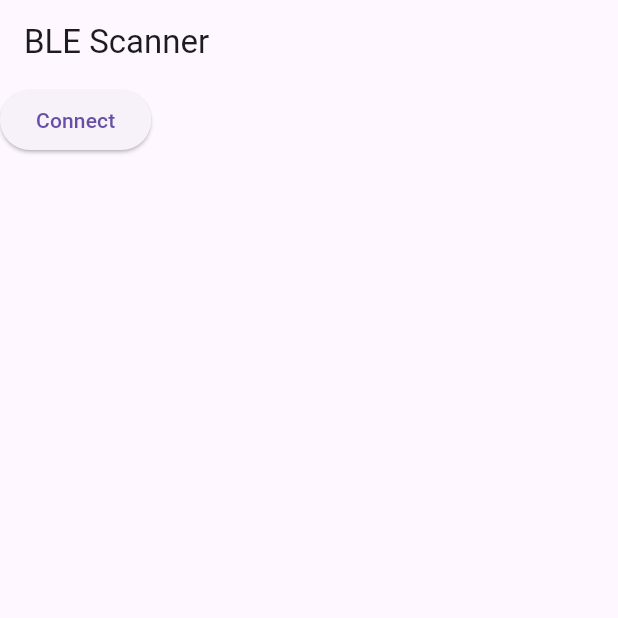
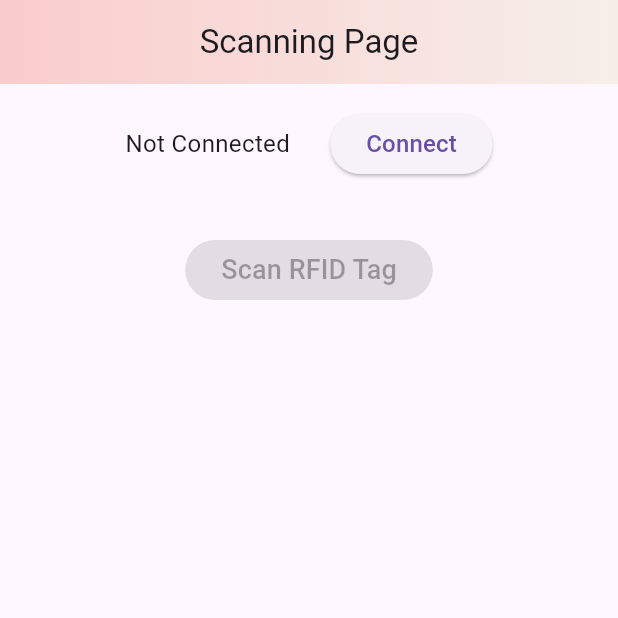
Before and after one commit to azeemmotiwala/EDL-app, a Flutter app: the BleScanner screen opened directly, on a phone screen of 412 x 824 dp, the top half of it. Run offline on Flutter 3.47's test engine with Material 3 defaults, Android fonts, the phone set to English and light mode, and no system bars; our stand-ins replace flutter_blue_plus.

Commit message:
successfully done scanning

```diff
--- a/lib/bluetooth.dart
+++ b/lib/bluetooth.dart
@@ -6,12 +6,84 @@ import 'dart:convert';
 
 import 'package:flutter/material.dart';
 import 'package:flutter_blue_plus/flutter_blue_plus.dart';
+import 'package:http/http.dart';
+
+final GlobalKey<ScaffoldMessengerState> scaffoldMessengerKey =
+    GlobalKey<ScaffoldMessengerState>();
+
+void showSnack(String title) {
+  final snackbar = SnackBar(
+      content: Text(
+    title,
+    textAlign: TextAlign.center,
+    style: TextStyle(
+      fontSize: 15,
+    ),
+  ));
+  scaffoldMessengerKey.currentState?.showSnackBar(snackbar);
+}
 
 class Bluetooth extends StatelessWidget {
   @override
   Widget build(BuildContext context) {
     return MaterialApp(
       home: BleScanner(),
+    );
+  }
+}
+
+class ConnectionWidget extends StatelessWidget {
+  final bool isConnected;
+  final VoidCallback onConnectPressed;
+
+  ConnectionWidget({required this.isConnected, required this.onConnectPressed});
+
+  @override
+  Widget build(BuildContext context) {
+    return Container(
+      padding: EdgeInsets.all(16),
+      // decoration: BoxDecoration(
+      //         gradient: LinearGradient(
+      //   colors: [Color(0xFFFACCCC), Color(0xFFF6EFE9)],
+      // ),
+
+      //   gradient: LinearGradient(
+      //     colors: [
+      //       Color.fromARGB(255, 192, 157, 157),
+      //       Color.fromARGB(255, 229, 226, 223)
+      //     ],
+      //   ),
+      // ),
+      child: Row(
+        mainAxisAlignment: MainAxisAlignment.center,
+        children: <Widget>[
+          Row(
+            mainAxisAlignment: MainAxisAlignment.center,
+            children: [
+              Text(
+                isConnected ? 'Connected to Reader' : 'Not Connected    ',
+                style: TextStyle(fontSize: 16),
+              ),
+              SizedBox(
+                width: 10,
+              ),
+            ],
+          ),
+          SizedBox(height: 40),
+          Row(
+            mainAxisAlignment: MainAxisAlignment.center,
+            children: [
+              ElevatedButton(
+                onPressed: onConnectPressed,
+                child: Text(
+                  isConnected ? 'Disconnect' : 'Connect',
+                  style: TextStyle(fontSize: 16),
+                ),
+              ),
+            ],
+          ),
+        ],
+      ),
     );
   }
 }
@@ -33,15 +105,65 @@ class _BleScannerState extends State<BleScanner> {
     startScanning();
   }
 
+  List<String> readValues = [];
+
+  Future<void> readData(BluetoothDevice device) async {
+    // List<String> tempReadValues = [];
+    bool out = false;
+    List<BluetoothService> services = await device.discoverServices();
+    services.forEach((service) async {
+      var characteristics = service.characteristics;
+      while (!out) {
+        print("hello");
+        await Future.delayed(const Duration(seconds: 1));
+        for (BluetoothCharacteristic c in characteristics) {
+          if (c.properties.read) {
+            // while (true) {
+            List<int> value = await c.read();
+            if (c.characteristicUuid.toString() ==
+                "6e400003-b5a3-f393-e0a9-e50e24dcca9e") {
+              if (String.fromCharCodes(value) != "") {
+                print("went inside");
+                setState(() {
+                  // print()
+                  readValues.add(String.fromCharCodes(value));
+                  print(readValues.length);
+                });
+                out = true;
+                break;
+              }
+            }
+          }
+        }
+      }
+    });
+  }
+
+  Future<void> writeData(BluetoothDevice device) async {
+    // List<String> tempReadValues = [];
+    List<BluetoothService> services = await device.discoverServices();
+    services.forEach((service) async {
+      var characteristics = service.characteristics;
+      for (BluetoothCharacteristic c in characteristics) {
+        if (c.properties.write) {
+          final command = "scan\r";
+          final convertedCommand = AsciiEncoder().convert(command);
+          await c.write(convertedCommand);
+        }
+      }
+    });
+  }
+
   void startScanning() async {
     await FlutterBluePlus.startScan();
     FlutterBluePlus.scanResults.listen((results) {
       for (ScanResult result in results) {
         if (!devices.contains(result.device)) {
+          // print("gll");
           setState(() {
             if (result.device.remoteId.toString() == "28:CD:C1:08:97:9C" &&
                 check) {
-              print("hello");
+              // print("hello");
               devices.add(result.device);
               check = false;
             }
@@ -51,21 +173,85 @@ class _BleScannerState extends State<BleScanner> {
     });
   }
 
+  bool isConnected = false;
+
+  void connectReader(BluetoothDevice device) async {
+    // Perform connection logic here
+    // For simplicity, we toggle the connection state
+    await device.connect();
+    showSnack("Connected Succesfully");
+    setState(() {
+      isConnected = !isConnected;
+    });
+  }
+
   @override
   Widget build(BuildContext context) {
-    return Scaffold(
+    return ScaffoldMessenger(
+      key: scaffoldMessengerKey,
+      child: Scaffold(
         appBar: AppBar(
-        title: Text('BLE Scanner'),
+          flexibleSpace: Container(
+            height: MediaQuery.of(context).size.height / 8,
+            decoration: const BoxDecoration(
+              gradient: LinearGradient(
+                colors: [Color(0xFFFACCCC), Color(0xFFF6EFE9)],
               ),
-      body: ElevatedButton(
-        child: Text("Connect"),
-        onPressed: () {
+            ),
+          ),
+          centerTitle: true,
+          title: Text("Scanning Page"),
+          elevation: 0.0,
+        ),
+        body: Column(
+          children: [
+            ConnectionWidget(
+              isConnected: isConnected,
+              onConnectPressed: () {
                 if (devices.length == 0) {
-            print("Not Connected");
+                  print("not connected");
+                  showSnack("Try again");
                 } else {
-            connectToDevice(devices[0]);
+                  if (isConnected == false) {
+                    connectReader(devices[0]);
+                  } else {
+                    devices[0].disconnect();
+                    setState(() {
+                      isConnected = !isConnected;
+                    });
+
+                    showSnack("Disconnected");
+                  }
                 }
               },
+            ),
+            SizedBox(height: 20),
+            ElevatedButton(
+              onPressed: isConnected
+                  ? () async {
+                      // Simulating a Bluetooth device
+                      await writeData(devices[0]);
+                      await readData(devices[0]);
+                    }
+                  : null,
+              child: Text(
+                'Scan RFID Tag',
+                style: TextStyle(fontSize: 18),
+              ),
+            ),
+            SizedBox(height: 20),
+            Expanded(
+              child: ListView.builder(
+                itemCount: readValues.length,
+                itemBuilder: (context, index) {
+                  return ListTile(
+                    title: Text(readValues[index]),
+                  );
+                },
+              ),
+            ),
+          ],
+        ),
       ),
     );
   }
@@ -77,67 +263,21 @@ class _BleScannerState extends State<BleScanner> {
   }
 }
 
-Future<void> connectToDevice(BluetoothDevice device) async {
-  await device.connect();
-  // Once connected, you can perform operations on the device.
-  // readCharacteristic(device, Guid("0000180f-0000-1000-8000-00805f9b34fb"));
-  List<BluetoothService> services = await device.discoverServices();
-  services.forEach((service) async {
-    // do something with service
-    var characteristics = service.characteristics;
-    int i = 0;
-    for (BluetoothCharacteristic c in characteristics) {
-      i++;
-      if (c.properties.read) {
-        // while (true) {
-        List<int> value = await c.read();
-        if (c.characteristicUuid.toString() ==
-            "6e400003-b5a3-f393-e0a9-e50e24dcca9e") {
-          print(String.fromCharCodes(value));
-        }
-      }
-      if (c.properties.write) {
-        final command = "Teri amdlllrjlrwngjlrwnglnwrlgknrwlkgnwrklglkerglk\r";
-        final convertedCommand = AsciiEncoder().convert(command);
-        await c.write(convertedCommand);
-      }
-    }
-  });
-}
 
-// void connectToDevice(BluetoothDevice device) async {
-//   await device.connect();
 
+
+// void writeCharacteristic(
+//     BluetoothDevice device, characteristicId, List<int> data) async {
 //   List<BluetoothService> services = await device.discoverServices();
-
 //   for (BluetoothService service in services) {
 //     for (BluetoothCharacteristic characteristic in service.characteristics) {
-//       var value = await characteristic.read();
-//       print(  );
-//       // print(AsciiDecoder().convert(value)); /*** TAG-1***/
-//       // print(utf8.decode(value)); /*** TAG-2***/
-//       // if (characteristic.properties.write) {
-//       //   if (characteristic.properties.notify) {
-//       //     _rx_Write_Characteristic = characteristic;
-//       //     _sendCommandToDevice();
-//       //   }
-//       // }
+//       if (characteristic.uuid == characteristicId) {
+//         await characteristic.write(data);
+//         print('Data written successfully.');
+//       }
 //     }
 //   }
 // }
-
-void writeCharacteristic(
-    BluetoothDevice device, characteristicId, List<int> data) async {
-  List<BluetoothService> services = await device.discoverServices();
-  for (BluetoothService service in services) {
-    for (BluetoothCharacteristic characteristic in service.characteristics) {
-      if (characteristic.uuid == characteristicId) {
-        await characteristic.write(data);
-        print('Data written successfully.');
-      }
-    }
-  }
-}
 
 // 28:CD:C1:08:97:9C
 // 6e400003-b5a3-f393-e0a9-e50e24dcca9e
--- a/lib/signup.dart
+++ b/lib/signup.dart
@@ -2,42 +2,43 @@ import 'dart:convert';
 import 'package:flutter/material.dart';
 import 'package:http/http.dart' as http;
 
-
 final TextEditingController emailController = TextEditingController();
 final TextEditingController usernameController = TextEditingController();
-final TextEditingController passwordController  = TextEditingController();
+final TextEditingController passwordController = TextEditingController();
 final TextEditingController confirmpasswordController = TextEditingController();
-final GlobalKey<ScaffoldMessengerState> scaffoldMessengerKey = GlobalKey<ScaffoldMessengerState>();
+final GlobalKey<ScaffoldMessengerState> scaffoldMessengerKey =
+    GlobalKey<ScaffoldMessengerState>();
 
+String url = 'http://10.42.0.34:8000/userinfo/'; // Replace with your actual URL
+Map<String, String> headers = {
+  'Content-Type': 'application/json'
+}; // Add headers if needed
 
-String url = 'http://192.168.0.120:8000/userinfo/'; // Replace with your actual URL
-Map<String, String> headers = {'Content-Type': 'application/json'}; // Add headers if needed
-
-
-  void showSnack(String title){
-
+void showSnack(String title) {
   final snackbar = SnackBar(
-        content: Text(title, textAlign: TextAlign.center, style: TextStyle(fontSize: 15,),)
-    );
+      content: Text(
+    title,
+    textAlign: TextAlign.center,
+    style: TextStyle(
+      fontSize: 15,
+    ),
+  ));
   scaffoldMessengerKey.currentState?.showSnackBar(snackbar);
-
 }
 
-void apicall (data, headers, url) async {
-
-    try{
-      final response = await http.post(Uri.parse(url), headers: headers, body: json.encode(data));
+void apicall(data, headers, url) async {
+  try {
+    final response = await http.post(Uri.parse(url),
+        headers: headers, body: json.encode(data));
     // Handle the response
     if (response.statusCode == 200) {
       print('Request successful: ${response.body}');
     } else {
       print('Error: ${response.statusCode}');
     }
-    }
-    catch(e){
+  } catch (e) {
     print('Error: $e');
   }
-
 }
 
 // void apicall(BuildContext scaffoldContext, Map<String, dynamic> data, Map<String, String> headers, String url) async {
@@ -69,10 +70,7 @@ void apicall (data, headers, url) async {
 //   }
 // }
 
-
 class SignupPage extends StatelessWidget {
-
-
   @override
   void dispose() {
     emailController.dispose();
@@ -84,11 +82,9 @@ class SignupPage extends StatelessWidget {
 
   @override
   Widget build(BuildContext context) {
-
     return MaterialApp(
         debugShowCheckedModeBanner: false,
-      home:
-      ScaffoldMessenger(
+        home: ScaffoldMessenger(
           key: scaffoldMessengerKey,
           child: Scaffold(
             body: SingleChildScrollView(
@@ -115,7 +111,8 @@ class SignupPage extends StatelessWidget {
                         ),
                         Text(
                           "Create your account",
-                      style: TextStyle(fontSize: 15, color: Colors.grey[700]),
+                          style:
+                              TextStyle(fontSize: 15, color: Colors.grey[700]),
                         )
                       ],
                     ),
@@ -123,19 +120,16 @@ class SignupPage extends StatelessWidget {
                       children: <Widget>[
                         TextField(
                           controller: usernameController,
-
                           decoration: InputDecoration(
                               hintText: "Username",
                               border: OutlineInputBorder(
                                   borderRadius: BorderRadius.circular(18),
                                   borderSide: BorderSide.none),
-                          fillColor: Colors.purple.withOpacity(0.1),
+                              fillColor: Colors.red.withOpacity(0.1),
                               filled: true,
                               prefixIcon: const Icon(Icons.person)),
                         ),
-
                         const SizedBox(height: 20),
-
                         TextField(
                           controller: emailController,
                           decoration: InputDecoration(
@@ -143,13 +137,11 @@ class SignupPage extends StatelessWidget {
                               border: OutlineInputBorder(
                                   borderRadius: BorderRadius.circular(18),
                                   borderSide: BorderSide.none),
-                          fillColor: Colors.purple.withOpacity(0.1),
+                              fillColor: Colors.red.withOpacity(0.1),
                               filled: true,
                               prefixIcon: const Icon(Icons.email)),
                         ),
-
                         const SizedBox(height: 20),
-
                         TextField(
                           controller: passwordController,
                           decoration: InputDecoration(
@@ -157,15 +149,13 @@ class SignupPage extends StatelessWidget {
                             border: OutlineInputBorder(
                                 borderRadius: BorderRadius.circular(18),
                                 borderSide: BorderSide.none),
-                        fillColor: Colors.purple.withOpacity(0.1),
+                            fillColor: Colors.red.withOpacity(0.1),
                             filled: true,
                             prefixIcon: const Icon(Icons.password),
                           ),
                           obscureText: true,
                         ),
-
                         const SizedBox(height: 20),
-
                         TextField(
                           controller: confirmpasswordController,
                           decoration: InputDecoration(
@@ -173,7 +163,7 @@ class SignupPage extends StatelessWidget {
                             border: OutlineInputBorder(
                                 borderRadius: BorderRadius.circular(18),
                                 borderSide: BorderSide.none),
-                        fillColor: Colors.purple.withOpacity(0.1),
+                            fillColor: Colors.red.withOpacity(0.1),
                             filled: true,
                             prefixIcon: const Icon(Icons.password),
                           ),
@@ -195,27 +185,35 @@ class SignupPage extends StatelessWidget {
                               "mobile_no": "90901"
                             };
 
-                              if (usernameController.text.isEmpty || usernameController.text.length < 5) {
-                                  showSnack("Username must be at least 5 characters long.");
+                            if (usernameController.text.isEmpty ||
+                                usernameController.text.length < 5) {
+                              showSnack(
+                                  "Username must be at least 5 characters long.");
                               return; // Prevent further execution if username is invalid
                             }
 
-                              if (!RegExp(r"^[a-zA-Z0-9.!#$%&'*+/=?^_`{|}~-]+@[a-zA-Z0-9-]+(?:\.[a-zA-Z0-9-]+)*$")
+                            if (!RegExp(
+                                    r"^[a-zA-Z0-9.!#$%&'*+/=?^_`{|}~-]+@[a-zA-Z0-9-]+(?:\.[a-zA-Z0-9-]+)*$")
                                 .hasMatch(emailController.text)) {
                               showSnack("Email Id not valid.");
                               return; // Prevent further execution if email is invalid
                             }
 
-                              RegExp passwordRegex =  RegExp(r'^(?=.*?[A-Z])(?=.*?[a-z])(?=.*?[0-9])(?=.*?[!@#\$&*~]).{8,}$');
+                            RegExp passwordRegex = RegExp(
+                                r'^(?=.*?[A-Z])(?=.*?[a-z])(?=.*?[0-9])(?=.*?[!@#\$&*~]).{8,}$');
                             print(passwordController.text);
-                              if (!passwordRegex.hasMatch(passwordController.text)) {
-                                showSnack("Password must meet the following requirements:\n- At least 8 characters long\n- At least one uppercase and one lowercase letter\n- At least one number\n- At least one special character");
+                            if (!passwordRegex
+                                .hasMatch(passwordController.text)) {
+                              showSnack(
+                                  "Password must meet the following requirements:\n- At least 8 characters long\n- At least one uppercase and one lowercase letter\n- At least one number\n- At least one special character");
                               return; // Prevent further execution if password is invalid
                             }
 
-                              if (passwordController.text != confirmpasswordController.text) {
+                            if (passwordController.text !=
+                                confirmpasswordController.text) {
                               // Display error message for mismatched passwords
-                                showSnack("Password Does not match the typed password");
+                              showSnack(
+                                  "Password Does not match the typed password");
                               return;
                             }
                             apicall(data, headers, url);
@@ -225,18 +223,19 @@ class SignupPage extends StatelessWidget {
                             confirmpasswordController.text = "";
                             Navigator.pop(context);
                           },
-
                           child: const Text(
                             "Sign up",
-                            style: TextStyle(fontSize: 20, fontWeight: FontWeight.bold, color: Colors.black87),
+                            style: TextStyle(
+                                fontSize: 20,
+                                fontWeight: FontWeight.bold,
+                                color: Colors.black87),
                           ),
                           style: ElevatedButton.styleFrom(
                             shape: const StadiumBorder(),
                             padding: const EdgeInsets.symmetric(vertical: 16),
-                            backgroundColor: Colors.purple,
+                            backgroundColor: Colors.red[700],
                           ),
-                        )
-                ),
+                        )),
 
                     // const Center(child: Text("Or")),
 
@@ -293,8 +292,10 @@ class SignupPage extends StatelessWidget {
                             onPressed: () {
                               Navigator.pop(context);
                             },
-                        child: const Text("Login", style: TextStyle(color: Colors.purple),)
-                    )
+                            child: const Text(
+                              "Login",
+                              style: TextStyle(color: Colors.red),
+                            ))
                       ],
                     )
                   ],
@@ -302,7 +303,6 @@ class SignupPage extends StatelessWidget {
               ),
             ),
           ),
-      )
-    );
+        ));
   }
 }
```
Also changed, not shown: lib/login.dart (+11 -11 lines). Lines whose indentation alone changed are shown as unchanged.
